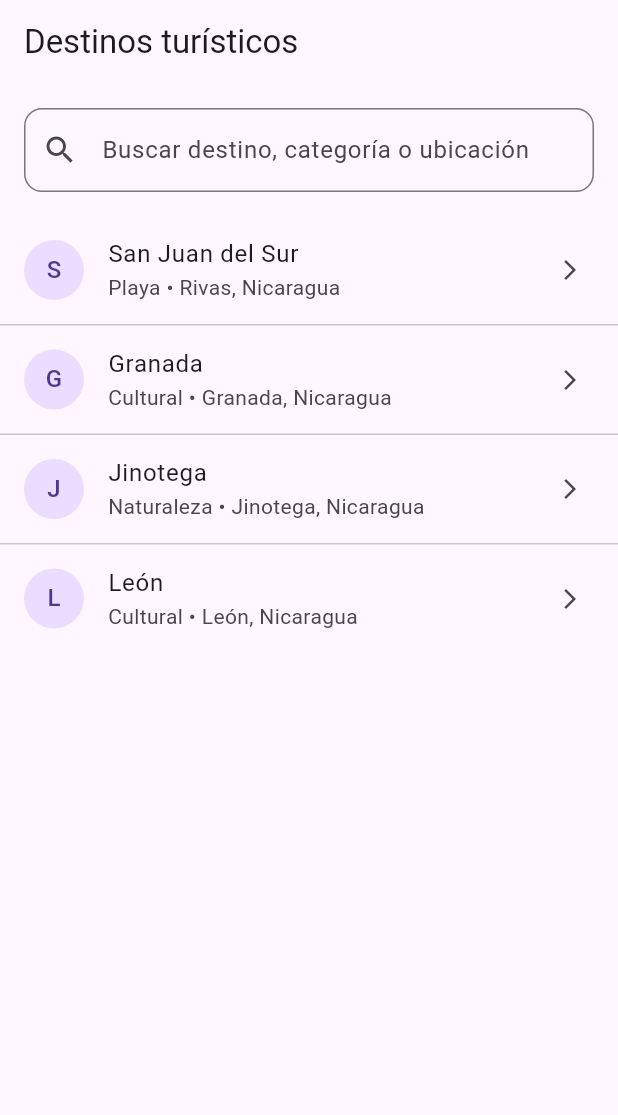
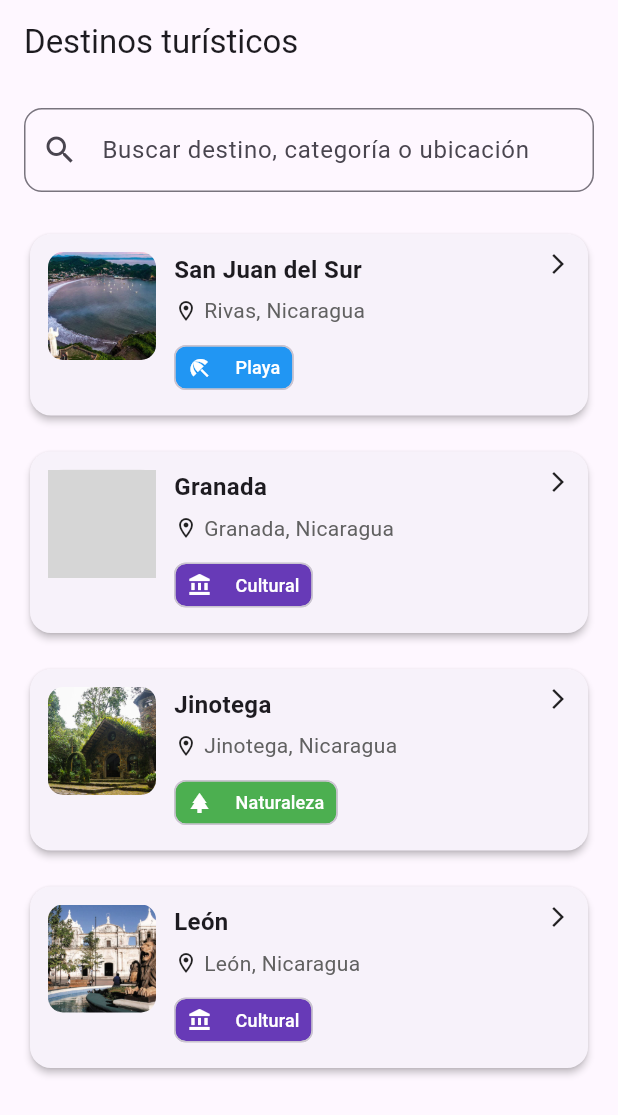
Before and after one commit to JeanMorales2/fama_app, a Flutter app: the screen it shows after launch, on a phone screen of 412 x 824 dp. Shown: the top 1115 px of the screen. Run offline on Flutter 3.47's test engine with Material 3 defaults, Android fonts, the phone set to English and light mode, and no system bars; our stand-ins replace connectivity_plus, flutter_map, latlong2, sqflite, sqflite_common_ffi; accounts and stored records are empty; grey boxes are pictures that could not be loaded.

Commit message:
style: improve destinations list with category colors and cards

```diff
--- a/lib/presentation/pages/destinations_page.dart
+++ b/lib/presentation/pages/destinations_page.dart
@@ -1,11 +1,11 @@
 import 'package:flutter/material.dart';
 import 'destination_detail_page.dart';
 
+import '../../data/datasources/local/app_database.dart';
 import '../../data/datasources/local/destination_local_datasource.dart';
 import '../../data/repositories/destination_repository_impl.dart';
 import '../../domain/entities/destination.dart';
 import '../../domain/usecases/get_destinations.dart';
-import '../../data/datasources/local/app_database.dart';
 
 class DestinationsPage extends StatefulWidget {
   const DestinationsPage({super.key});
@@ -76,6 +76,32 @@ class _DestinationsPageState extends State<DestinationsPage> {
     });
   }
 
+  Color _getCategoryColor(String category) {
+    switch (category.toLowerCase()) {
+      case 'playa':
+        return Colors.blue;
+      case 'cultural':
+        return Colors.deepPurple;
+      case 'naturaleza':
+        return Colors.green;
+      default:
+        return Colors.grey;
+    }
+  }
+
+  IconData _getCategoryIcon(String category) {
+    switch (category.toLowerCase()) {
+      case 'playa':
+        return Icons.beach_access;
+      case 'cultural':
+        return Icons.account_balance;
+      case 'naturaleza':
+        return Icons.park;
+      default:
+        return Icons.place;
+    }
+  }
+
   @override
   Widget build(BuildContext context) {
     return Scaffold(
@@ -120,22 +146,27 @@ class _DestinationsPageState extends State<DestinationsPage> {
               ? const Center(
                   child: Text('No se encontraron destinos.'),
                 )
-              : ListView.separated(
+              : ListView.builder(
                   itemCount: _filteredDestinations.length,
-                  separatorBuilder: (_, __) => const Divider(height: 1),
                   itemBuilder: (context, index) {
                     final destination = _filteredDestinations[index];
+                    final categoryColor =
+                        _getCategoryColor(destination.category);
+                    final categoryIcon =
+                        _getCategoryIcon(destination.category);
 
-                    return ListTile(
-                      leading: CircleAvatar(
-                        child: Text(destination.name.substring(0, 1)),
+                    return Padding(
+                      padding: const EdgeInsets.symmetric(
+                        horizontal: 16,
+                        vertical: 8,
                       ),
-                      title: Text(destination.name),
-                      subtitle: Text(
-                        '${destination.category} • ${destination.locationName}',
+                      child: Card(
+                        elevation: 2,
+                        shape: RoundedRectangleBorder(
+                          borderRadius: BorderRadius.circular(14),
                         ),
-                      trailing:
-                          const Icon(Icons.arrow_forward_ios, size: 16),
+                        child: InkWell(
+                          borderRadius: BorderRadius.circular(14),
                           onTap: () {
                             Navigator.push(
                               context,
@@ -146,6 +177,94 @@ class _DestinationsPageState extends State<DestinationsPage> {
                               ),
                             );
                           },
+                          child: Padding(
+                            padding: const EdgeInsets.all(12),
+                            child: Row(
+                              crossAxisAlignment: CrossAxisAlignment.start,
+                              children: [
+                                ClipRRect(
+                                  borderRadius: BorderRadius.circular(10),
+                                  child: Image.asset(
+                                    destination.imageUrl,
+                                    width: 72,
+                                    height: 72,
+                                    fit: BoxFit.cover,
+                                    errorBuilder:
+                                        (context, error, stackTrace) {
+                                      return Container(
+                                        width: 72,
+                                        height: 72,
+                                        color: Colors.grey.shade300,
+                                        child: const Icon(
+                                          Icons.image_not_supported,
+                                        ),
+                                      );
+                                    },
+                                  ),
+                                ),
+                                const SizedBox(width: 12),
+                                Expanded(
+                                  child: Column(
+                                    crossAxisAlignment:
+                                        CrossAxisAlignment.start,
+                                    children: [
+                                      Text(
+                                        destination.name,
+                                        style: const TextStyle(
+                                          fontSize: 16,
+                                          fontWeight: FontWeight.w600,
+                                        ),
+                                      ),
+                                      const SizedBox(height: 6),
+                                      Row(
+                                        children: [
+                                          const Icon(
+                                            Icons.location_on_outlined,
+                                            size: 16,
+                                          ),
+                                          const SizedBox(width: 4),
+                                          Expanded(
+                                            child: Text(
+                                              destination.locationName,
+                                              style: TextStyle(
+                                                color: Colors.grey.shade700,
+                                              ),
+                                            ),
+                                          ),
+                                        ],
+                                      ),
+                                      const SizedBox(height: 8),
+                                      Chip(
+                                        visualDensity:
+                                            VisualDensity.compact,
+                                        label: Text(
+                                          destination.category,
+                                          style: const TextStyle(
+                                            color: Colors.white,
+                                            fontSize: 12,
+                                          ),
+                                        ),
+                                        avatar: Icon(
+                                          categoryIcon,
+                                          size: 16,
+                                          color: Colors.white,
+                                        ),
+                                        backgroundColor: categoryColor,
+                                        padding: EdgeInsets.zero,
+                                      ),
+                                    ],
+                                  ),
+                                ),
+                                const SizedBox(width: 8),
+                                const Icon(
+                                  Icons.arrow_forward_ios,
+                                  size: 16,
+                                ),
+                              ],
+                            ),
+                          ),
+                        ),
+                      ),
                     );
                   },
                 ),
```
Lines whose indentation alone changed are shown as unchanged.
